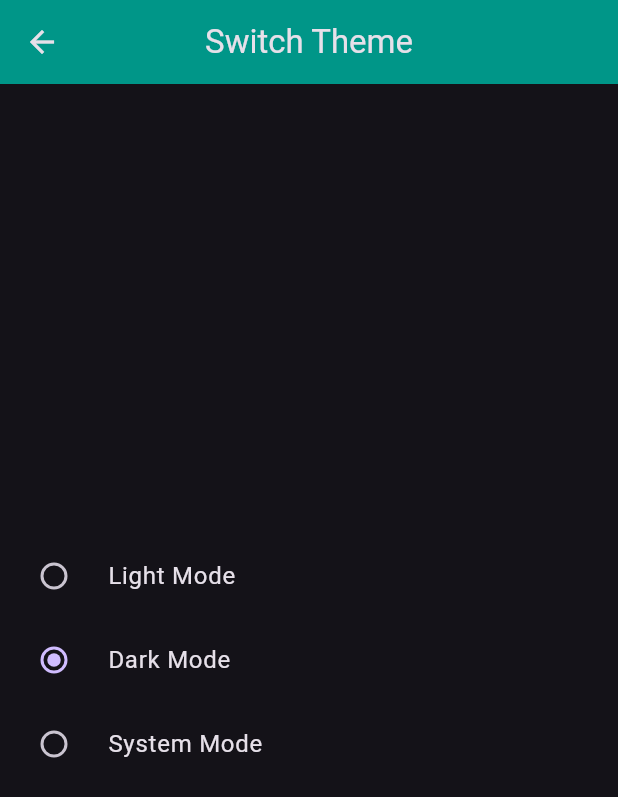
After one commit to MirzaAbdurRehman/Flutter-Provider, a Flutter app: the DarkTheme screen opened directly, after a tap on "Dark Mode", on a phone screen of 412 x 824 dp. The commit adds this screen. Shown: the top 797 px of the screen. Run offline on Flutter 3.47's test engine with Material 3 defaults, Android fonts, the light colour scheme and no system bars.

Commit message:
New Chnaging in Provider

```diff
--- a/lib/main.dart
+++ b/lib/main.dart
@@ -1,8 +1,11 @@
 import 'package:flutter/material.dart';
+import 'package:practice_provider1/provider/change_theme.dart';
 import 'package:practice_provider1/provider/count_provider.dart';
 import 'package:practice_provider1/provider/favourite_provider.dart';
 import 'package:practice_provider1/provider/multiple_screen_provider.dart';
+import 'package:practice_provider1/screens/Value_listenable_screen.dart';
 import 'package:practice_provider1/screens/count_screen.dart';
+import 'package:practice_provider1/screens/darktheme.dart';
 import 'package:practice_provider1/screens/multiple_screen.dart';
 import 'package:practice_provider1/screens/myFavourite/favourite_screen.dart';
 import 'package:provider/provider.dart';
@@ -29,16 +32,31 @@ class MyApp extends StatelessWidget {
           ChangeNotifierProvider(  // Globally Context
             create: (_) => FavouriteProvider(),),
 
-
+          ChangeNotifierProvider(  // Globally Context
+            create: (_) =>  Theme_Changer_Provider(),),
     ],
-      child: MaterialApp(
-        debugShowCheckedModeBanner: false,
-      title: 'Flutter Demo',
-      theme: ThemeData(
-        primarySwatch: Colors.blue,
+      child: Builder(
+        builder: (BuildContext context){
+          final themeChanger = Provider.of<Theme_Changer_Provider>(context);  // use in below
+          return MaterialApp(
+            debugShowCheckedModeBanner: false,
+            themeMode: themeChanger.themeMode, // own define
+            title: 'Flutter Demo',
+            theme: ThemeData(
+              brightness: Brightness.light,
+              primarySwatch: Colors.purple,
+            ),
+            darkTheme: ThemeData(
+              brightness: Brightness.dark,
+              primarySwatch: Colors.teal,
+              appBarTheme: AppBarTheme(
+          backgroundColor: Colors.teal,
+            ),
+            ),
+            home: Value_Listenable_Screen(),
+          );
+        },
       ),
-      home: FavouriteScreen(),
-    ),
     );
   }
 }
--- /dev/null
+++ b/lib/provider/change_theme.dart
@@ -0,0 +1,15 @@
+import 'package:flutter/foundation.dart';
+import 'package:flutter/material.dart';
+
+
+class Theme_Changer_Provider with ChangeNotifier{
+
+  var _themeMode = ThemeMode.light;
+  ThemeMode get themeMode => _themeMode;
+
+  void setTheme(themeMode){
+    _themeMode = themeMode;
+    notifyListeners();
+  }
+
+}
--- /dev/null
+++ b/lib/screens/Value_listenable_screen.dart
@@ -0,0 +1,35 @@
+import 'package:flutter/material.dart';
+
+class Value_Listenable_Screen extends StatelessWidget {
+   Value_Listenable_Screen({super.key});
+
+  ValueNotifier<int> _count = ValueNotifier<int>(0);
+
+  @override
+  Widget build(BuildContext context) {
+    return Scaffold(
+      appBar: AppBar(
+        title: Text('Value Listenable Screen'),
+        backgroundColor: Colors.orange,
+        centerTitle: true,
+      ),
+      body: Column(
+        mainAxisAlignment: MainAxisAlignment.center,
+        crossAxisAlignment: CrossAxisAlignment.center,
+        children: [
+          ValueListenableBuilder(
+              valueListenable: _count,
+              builder: (context, value, child){
+                return Center(child: Text(_count.value.toString(),style: TextStyle(fontSize: 57),));
+              }),
+        ],
+      ),
+      floatingActionButton: FloatingActionButton(
+        onPressed: (){
+          _count.value++;
+        },
+        child: Icon(Icons.add),
+      ),
+    );
+  }
+}
--- /dev/null
+++ b/lib/screens/darktheme.dart
@@ -0,0 +1,50 @@
+import 'package:flutter/material.dart';
+import 'package:provider/provider.dart';
+
+import '../provider/change_theme.dart';
+
+class DarkTheme extends StatefulWidget {
+  const DarkTheme({super.key});
+
+  @override
+  State<DarkTheme> createState() => _DarkThemeState();
+}
+
+class _DarkThemeState extends State<DarkTheme> {
+  @override
+  Widget build(BuildContext context) {
+
+    final themeChanger = Provider.of<Theme_Changer_Provider>(context);
+    return Scaffold(
+      appBar: AppBar(
+        title: Text('Switch Theme'),
+        centerTitle: true,
+      ),
+      body: Column(
+        mainAxisAlignment: MainAxisAlignment.center,
+        crossAxisAlignment: CrossAxisAlignment.center,
+        children: [
+          RadioListTile<ThemeMode>(
+            title: Text('Light Mode'),
+              value: ThemeMode.light,
+              groupValue: themeChanger.themeMode,
+              onChanged: themeChanger.setTheme,
+          ),
+          RadioListTile<ThemeMode>(
+            title: Text('Dark Mode'),
+            value: ThemeMode.dark,
+            groupValue: themeChanger.themeMode,
+            onChanged: themeChanger.setTheme,
+          ),
+          RadioListTile<ThemeMode>(
+            title: Text('System Mode'),
+            value: ThemeMode.system,
+            groupValue: themeChanger.themeMode,
+            onChanged: themeChanger.setTheme,
+          ),
+
+        ],
+      ),
+    );
+  }
+}
```
